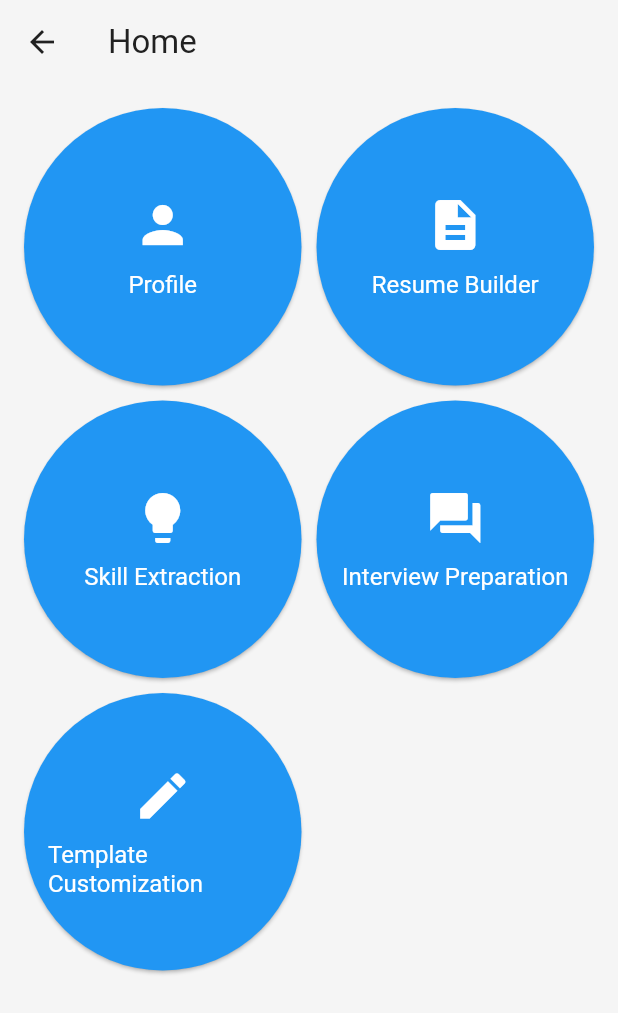
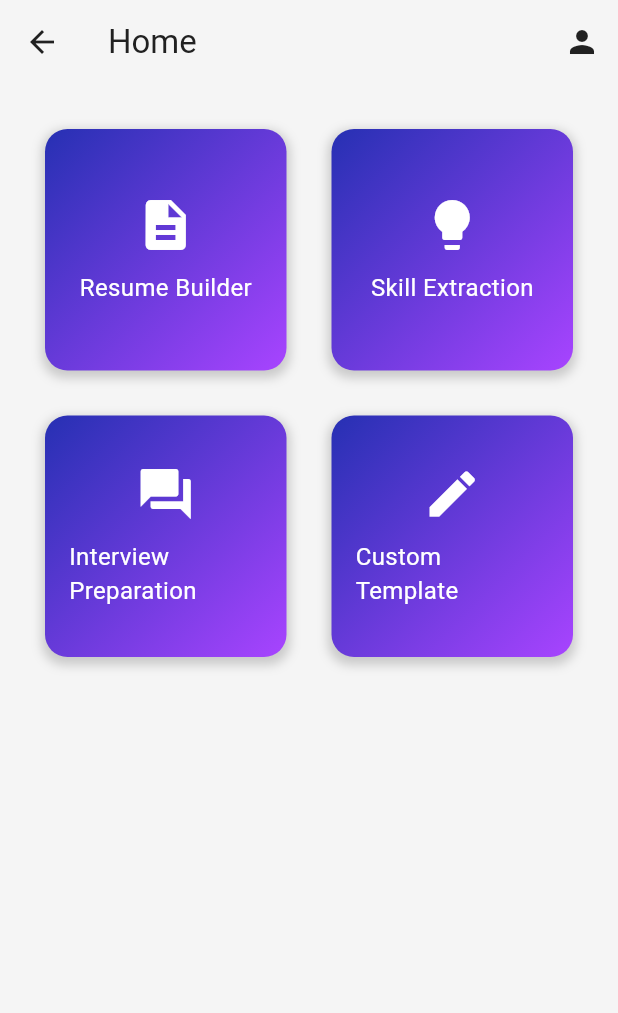
Before and after one commit to HammadBullah/Resume_Builder, a Flutter app: the HomeScreen screen opened by its route, on a phone screen of 412 x 824 dp. Shown: the top 1013 px of the screen. Run offline on Flutter 3.47's test engine with Material 3 defaults, Android fonts, the phone set to English and light mode, and no system bars; our stand-ins replace firebase_auth, firebase_core, image_picker; accounts and stored records are empty; Roboto replaces fonts that are missing (Montserrat).

Commit message:
home screen cards

```diff
--- a/lib/screens/home_screen.dart
+++ b/lib/screens/home_screen.dart
@@ -1,26 +1,53 @@
-import 'package:flutter/material.dart';
+import 'package:flutter/material.dart';// Import your authentication service
+
+class AuthService {
+  // Example method to simulate user authentication
+  Future<bool> signIn(String email, String password) async {
+    // Simulate a delay for authentication (replace with your actual authentication logic)
+    await Future.delayed(Duration(seconds: 2));
+
+    // Simulate successful login
+    return true;
+  }
+
+  // Example method to simulate user logout
+  Future<void> signOut(BuildContext context) async {
+    // Simulate a delay for logout (replace with your actual logout logic)
+    await Future.delayed(Duration(seconds: 1));
+
+    // Navigate to the welcome screen and remove all previous routes
+    Navigator.pushNamedAndRemoveUntil(context, '/', (route) => false);
+  }
+}
 
 class HomeScreen extends StatelessWidget {
-  const HomeScreen({super.key});
+  final AuthService _authService = AuthService(); // Instance of your AuthService
 
   @override
   Widget build(BuildContext context) {
     return Scaffold(
       appBar: AppBar(
         title: const Text('Home', style: TextStyle(fontFamily: 'Montserrat')),
+        actions: [
+          IconButton(
+            icon: Icon(Icons.person),
+            onPressed: () {
+              _showProfileMenu(context); // Show profile menu on tap
+            },
+          ),
+        ],
       ),
       body: Padding(
-        padding: const EdgeInsets.all(16.0),
+        padding: const EdgeInsets.all(30.0),
         child: GridView.count(
           crossAxisCount: 2,
-          crossAxisSpacing: 10,
-          mainAxisSpacing: 10,
+          crossAxisSpacing: 30,
+          mainAxisSpacing: 30,
           children: [
-            _buildCard(context, 'Profile', Icons.person, '/profile'),
             _buildCard(context, 'Resume Builder', Icons.description, '/resume_builder'),
             _buildCard(context, 'Skill Extraction', Icons.lightbulb, '/skill_extraction'),
             _buildCard(context, 'Interview Preparation', Icons.question_answer, '/interview_preparation'),
-            _buildCard(context, 'Template Customization', Icons.edit, '/template_customization'),
+            _buildCard(context, 'Custom Template', Icons.edit, '/template_customization'),
           ],
         ),
       ),
@@ -28,22 +55,82 @@ class HomeScreen extends StatelessWidget {
   }
 
   Widget _buildCard(BuildContext context, String title, IconData icon, String route) {
-    return ElevatedButton(
-      onPressed: () {
+    return GestureDetector(
+      onTap: () {
         Navigator.pushNamed(context, route);
       },
+      child: Container(
+        decoration: BoxDecoration(
+          gradient: LinearGradient(
+            colors: [Color.fromARGB(255, 38, 48, 179), Color.fromARGB(255, 168, 68, 255)],
+            begin: Alignment.topLeft,
+            end: Alignment.bottomRight,
+          ),
+          borderRadius: BorderRadius.circular(15),
+          boxShadow: [
+            BoxShadow(
+              color: Colors.grey.withOpacity(0.5),
+              spreadRadius: 2,
+              blurRadius: 5,
+              offset: Offset(0, 3),
+            ),
+          ],
+        ),
         child: Column(
           mainAxisAlignment: MainAxisAlignment.center,
           children: [
-          Icon(icon, size: 40),
+            Icon(icon, size: 40, color: Colors.white),
             SizedBox(height: 10),
-          Text(title, style: TextStyle(fontFamily: 'Montserrat', fontSize: 16)),
+            Text(
+              title,
+              style: TextStyle(
+                fontFamily: 'Montserrat',
+                fontSize: 16,
+                color: Colors.white,
+              ),
+            ),
           ],
         ),
-      style: ElevatedButton.styleFrom(
-        foregroundColor: Colors.white, backgroundColor: Colors.blue,
         padding: EdgeInsets.all(16),
       ),
     );
   }
+
+  void _showProfileMenu(BuildContext context) {
+    showModalBottomSheet(
+      context: context,
+      builder: (BuildContext context) {
+        return SafeArea(
+          child: Column(
+            mainAxisSize: MainAxisSize.min,
+            crossAxisAlignment: CrossAxisAlignment.stretch,
+            children: [
+              ListTile(
+                leading: Icon(Icons.edit),
+                title: Text('Edit Profile'),
+                onTap: () {
+                  Navigator.pop(context); // Close the modal
+                  Navigator.pushNamed(context, '/profile'); // Navigate to profile screen
+                },
+              ),
+              Divider(),
+              ListTile(
+                leading: Icon(Icons.logout),
+                title: Text('Log Out'),
+                onTap: () {
+                  Navigator.pop(context); // Close the modal
+                  _logoutUser(context); // Logout user
+                },
+              ),
+            ],
+          ),
+        );
+      },
+    );
   }
+
+  void _logoutUser(BuildContext context) {
+  _authService.signOut(context); // Call your AuthService signOut method
+}
+
+}
```
Lines whose indentation alone changed are shown as unchanged.
